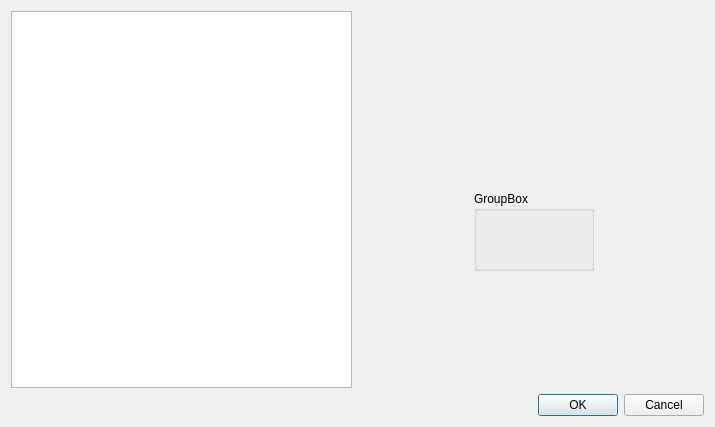
First picture: the form in uis/settingsdialog.ui, repository alorence/tym, before the edit.
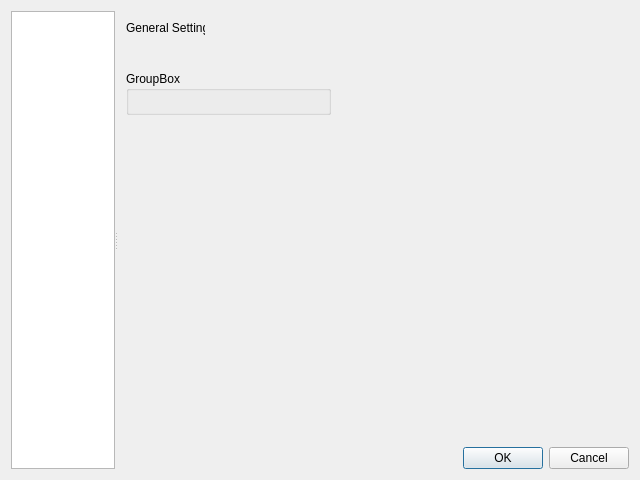
Second picture: the form after the edit. The open tabs and pages were chosen to show the change.

What changed in the file:
```diff
--- a/uis/settingsdialog.ui
+++ b/uis/settingsdialog.ui
@@ -6,16 +6,26 @@
    <rect>
     <x>0</x>
     <y>0</y>
-    <width>715</width>
-    <height>427</height>
+    <width>640</width>
+    <height>480</height>
    </rect>
   </property>
   <property name="windowTitle">
    <string>Dialog</string>
   </property>
-  <layout class="QGridLayout" name="gridLayout">
-   <item row="0" column="0">
+  <layout class="QVBoxLayout" name="verticalLayout_3">
+   <item>
+    <widget class="QSplitter" name="splitter">
+     <property name="handleWidth">
+      <number>2</number>
+     </property>
     <widget class="QTreeWidget" name="menu">
+      <property name="sizePolicy">
+       <sizepolicy hsizetype="Expanding" vsizetype="Expanding">
+        <horstretch>1</horstretch>
+        <verstretch>0</verstretch>
+       </sizepolicy>
+      </property>
      <property name="autoExpandDelay">
       <number>1</number>
      </property>
@@ -40,35 +50,19 @@
       </property>
      </column>
     </widget>
-   </item>
-   <item row="0" column="2">
+     <widget class="QWidget" name="verticalWidget" native="true">
+      <property name="sizePolicy">
+       <sizepolicy hsizetype="Preferred" vsizetype="Preferred">
+        <horstretch>6</horstretch>
+        <verstretch>0</verstretch>
+       </sizepolicy>
+      </property>
+      <layout class="QVBoxLayout" name="rightPanel" stretch="0,6">
+       <item>
     <widget class="QStackedWidget" name="content">
      <property name="currentIndex">
-      <number>1</number>
-     </property>
-     <widget class="QWidget" name="general">
-      <layout class="QFormLayout" name="formLayout_3">
-       <property name="fieldGrowthPolicy">
-        <enum>QFormLayout::AllNonFixedFieldsGrow</enum>
-       </property>
-      </layout>
-     </widget>
-     <widget class="QWidget" name="textIn">
-      <widget class="QGroupBox" name="groupBox">
-       <property name="geometry">
-        <rect>
-         <x>110</x>
-         <y>180</y>
-         <width>120</width>
-         <height>80</height>
-        </rect>
-       </property>
-       <property name="title">
-        <string>GroupBox</string>
-       </property>
-      </widget>
-     </widget>
-     <widget class="QWidget" name="textOut"/>
+          <number>0</number>
+         </property>
      <widget class="QWidget" name="network">
       <layout class="QVBoxLayout" name="verticalLayout">
        <item>
@@ -120,17 +114,9 @@
        <item>
         <widget class="QGroupBox" name="groupBox_2">
          <property name="title">
-          <string>GroupBox</string>
-         </property>
-        </widget>
-       </item>
-      </layout>
-     </widget>
-     <widget class="QWidget" name="beatport">
-      <layout class="QFormLayout" name="formLayout_2">
-       <property name="fieldGrowthPolicy">
-        <enum>QFormLayout::AllNonFixedFieldsGrow</enum>
-       </property>
+              <string>Beatport</string>
+             </property>
+             <layout class="QFormLayout" name="formLayout_3">
        <item row="0" column="0">
         <widget class="QLabel" name="apiHostLabel">
          <property name="text">
@@ -143,9 +129,59 @@
        </item>
       </layout>
      </widget>
-    </widget>
-   </item>
-   <item row="1" column="1" colspan="2">
+           </item>
+          </layout>
+         </widget>
+         <widget class="QWidget" name="general">
+          <layout class="QVBoxLayout" name="verticalLayout_2">
+           <item>
+            <widget class="QLabel" name="title">
+             <property name="text">
+              <string>General Settings</string>
+             </property>
+            </widget>
+           </item>
+          </layout>
+         </widget>
+         <widget class="QWidget" name="textIn">
+          <widget class="QGroupBox" name="groupBox">
+           <property name="geometry">
+            <rect>
+             <x>9</x>
+             <y>60</y>
+             <width>205</width>
+             <height>44</height>
+            </rect>
+           </property>
+           <property name="title">
+            <string>GroupBox</string>
+           </property>
+          </widget>
+          <widget class="QLabel" name="title_2">
+           <property name="geometry">
+            <rect>
+             <x>9</x>
+             <y>9</y>
+             <width>79</width>
+             <height>16</height>
+            </rect>
+           </property>
+           <property name="text">
+            <string>General Settings</string>
+           </property>
+          </widget>
+         </widget>
+         <widget class="QWidget" name="textOut"/>
+         <widget class="QWidget" name="beatport">
+          <layout class="QFormLayout" name="formLayout_2">
+           <property name="fieldGrowthPolicy">
+            <enum>QFormLayout::AllNonFixedFieldsGrow</enum>
+           </property>
+          </layout>
+         </widget>
+        </widget>
+       </item>
+       <item>
     <widget class="QDialogButtonBox" name="buttons">
      <property name="orientation">
       <enum>Qt::Horizontal</enum>
@@ -153,6 +189,10 @@
      <property name="standardButtons">
       <set>QDialogButtonBox::Cancel|QDialogButtonBox::Ok</set>
      </property>
+        </widget>
+       </item>
+      </layout>
+     </widget>
     </widget>
    </item>
   </layout>
```
Lines whose indentation alone changed are shown as unchanged.
